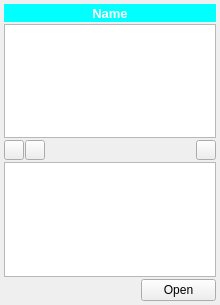
First picture: the form in spinetoolbox/ui/subwindow_data_store.ui, repository spine-tools/Spine-Toolbox, before the edit.
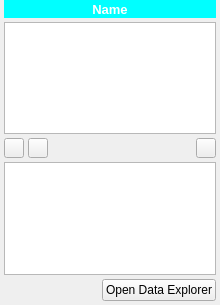
Second picture: the form after the edit. Icons and pictures are not drawn.

```diff
--- a/spinetoolbox/ui/subwindow_data_store.ui
+++ b/spinetoolbox/ui/subwindow_data_store.ui
@@ -73,24 +73,19 @@
    <item>
     <layout class="QVBoxLayout" name="verticalLayout_2">
      <property name="spacing">
-      <number>2</number>
+      <number>4</number>
      </property>
      <property name="leftMargin">
       <number>4</number>
      </property>
      <property name="topMargin">
-      <number>4</number>
+      <number>0</number>
      </property>
      <property name="rightMargin">
       <number>4</number>
      </property>
      <property name="bottomMargin">
       <number>4</number>
-     </property>
-     <item>
-      <layout class="QVBoxLayout" name="verticalLayout">
-       <property name="spacing">
-        <number>0</number>
        </property>
        <item>
         <widget class="QLabel" name="label_name">
@@ -134,8 +129,6 @@
          </property>
         </widget>
        </item>
-      </layout>
-     </item>
      <item>
       <widget class="QTreeView" name="treeView_references">
        <property name="sizePolicy">
@@ -169,7 +162,7 @@
      <item>
       <layout class="QHBoxLayout" name="horizontalLayout_2">
        <property name="spacing">
-        <number>1</number>
+        <number>4</number>
        </property>
        <property name="leftMargin">
         <number>0</number>
@@ -340,9 +333,15 @@
        </item>
        <item>
         <widget class="QPushButton" name="pushButton_open">
+         <property name="sizePolicy">
+          <sizepolicy hsizetype="MinimumExpanding" vsizetype="Fixed">
+           <horstretch>0</horstretch>
+           <verstretch>0</verstretch>
+          </sizepolicy>
+         </property>
          <property name="maximumSize">
           <size>
-           <width>75</width>
+           <width>120</width>
            <height>23</height>
           </size>
          </property>
@@ -350,7 +349,7 @@
           <string>&lt;html&gt;&lt;head/&gt;&lt;body&gt;&lt;p&gt;Open data objects in Spine Data Explorer&lt;/p&gt;&lt;/body&gt;&lt;/html&gt;</string>
          </property>
          <property name="text">
-          <string>Open</string>
+          <string>Open Data Explorer</string>
          </property>
         </widget>
        </item>
```
Left out of the diff: 2 changed lines with no effect on the pictures. Lines whose indentation alone changed are shown as unchanged.
